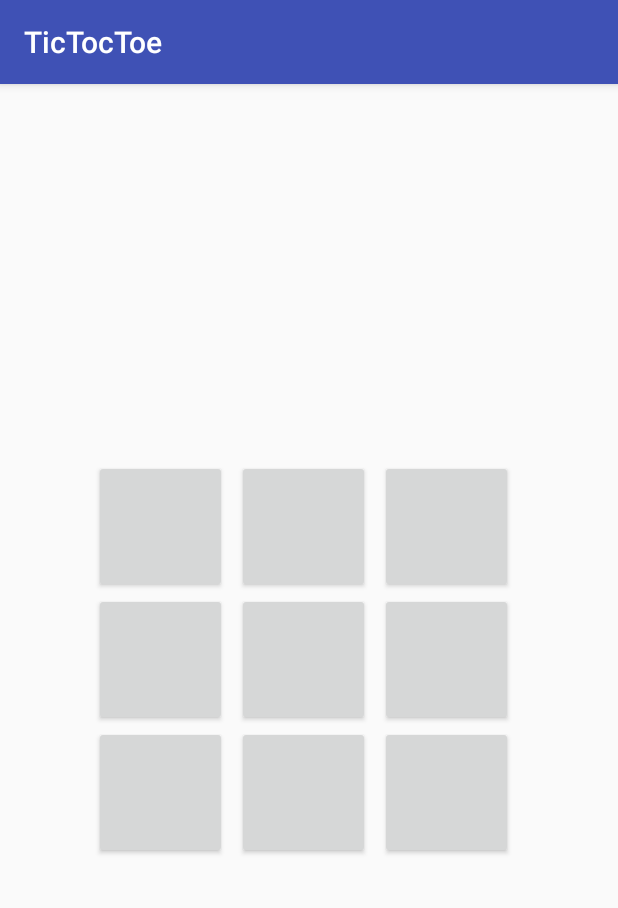
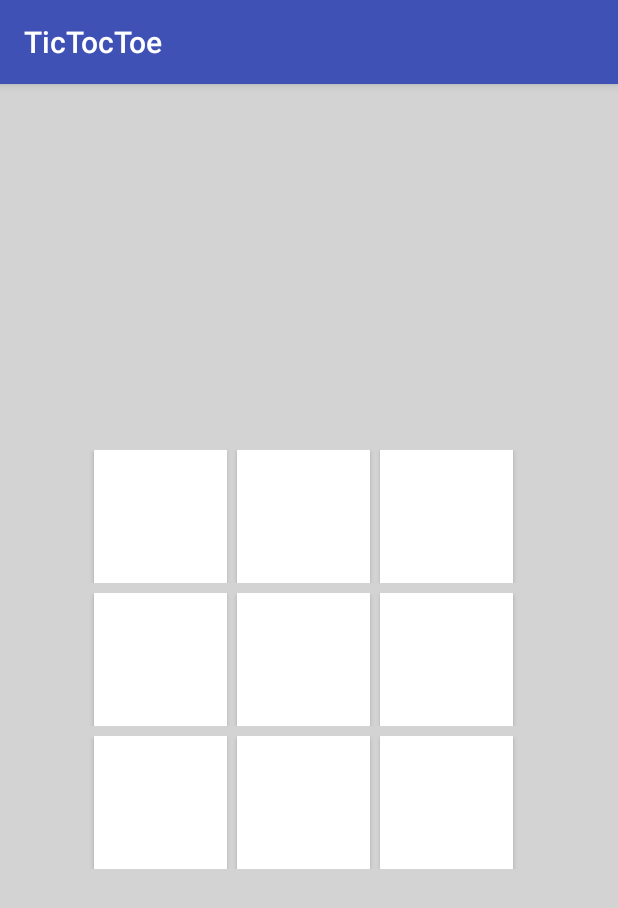
Before and after one commit to dev-tam/TicTacToe, an Android app: the screen it shows after launch (MainActivity), on a phone screen of 412 x 824 dp. Shown: the top 908 px of the screen. Run offline under Robolectric (Android 15) with nearby library versions, the phone set to English and light mode, and no system bars.

Commit message:
Color settings

```diff
--- a/app/src/main/java/net/torora/jtam/tictoctoe/MainActivity.kt
+++ b/app/src/main/java/net/torora/jtam/tictoctoe/MainActivity.kt
@@ -40,13 +40,13 @@ class MainActivity : AppCompatActivity() {
     fun playGame(cellID:Int, buSelected:Button){
         if (ActivePlayer == 1){
             buSelected.text="X"
-            buSelected.setBackgroundColor(Color.GREEN)
+            buSelected.setBackgroundResource(R.color.blue)
             player1.add(cellID)
             ActivePlayer=2
             autoPlay()
         }else{
             buSelected.text="O"
-            buSelected.setBackgroundColor(Color.BLUE)
+            buSelected.setBackgroundResource(R.color.darkgreen)
             player2.add(cellID)
             ActivePlayer=1
         }
--- a/app/src/main/res/layout/activity_main.xml
+++ b/app/src/main/res/layout/activity_main.xml
@@ -2,6 +2,7 @@
 <TableLayout
     xmlns:android="http://schemas.android.com/apk/res/android"
     android:gravity="center"
+    android:background="@color/whitebackground"
     xmlns:app="http://schemas.android.com/apk/res-auto"
     xmlns:tools="http://schemas.android.com/tools"
     android:layout_width="match_parent"
@@ -10,10 +11,12 @@
 
     <TableRow
         android:gravity="center"
+        android:layout_marginBottom="3pt"
         android:layout_width="match_parent"
         android:layout_height="match_parent" >
 
         <Button
+            android:background="@color/white"
             android:id="@+id/bu1"
             android:layout_width="40pt"
             android:layout_height="40pt"
@@ -21,6 +24,7 @@
             android:onClick="buClick" />
 
         <Button
+            android:background="@color/white"
             android:layout_marginRight="3pt"
             android:id="@+id/bu2"
             android:layout_width="40pt"
@@ -28,6 +32,7 @@
             android:onClick="buClick" />
 
         <Button
+            android:background="@color/white"
             android:layout_marginRight="3pt"
             android:id="@+id/bu3"
             android:layout_width="40pt"
@@ -36,11 +41,13 @@
     </TableRow>
 
     <TableRow
+        android:layout_marginBottom="3pt"
         android:gravity="center"
         android:layout_width="match_parent"
         android:layout_height="match_parent" >
 
         <Button
+            android:background="@color/white"
             android:layout_marginRight="3pt"
             android:id="@+id/bu4"
             android:layout_width="40pt"
@@ -48,6 +55,7 @@
             android:onClick="buClick" />
 
         <Button
+            android:background="@color/white"
             android:layout_marginRight="3pt"
             android:id="@+id/bu5"
             android:layout_width="40pt"
@@ -55,6 +63,7 @@
             android:onClick="buClick" />
 
         <Button
+            android:background="@color/white"
             android:layout_marginRight="3pt"
             android:id="@+id/bu6"
             android:layout_width="40pt"
@@ -68,6 +77,7 @@
         android:layout_height="match_parent" >
 
         <Button
+            android:background="@color/white"
             android:layout_marginRight="3pt"
             android:id="@+id/bu7"
             android:layout_width="40pt"
@@ -75,6 +85,7 @@
             android:onClick="buClick" />
 
         <Button
+            android:background="@color/white"
             android:layout_marginRight="3pt"
             android:id="@+id/bu8"
             android:layout_width="40pt"
@@ -82,6 +93,7 @@
             android:onClick="buClick" />
 
         <Button
+            android:background="@color/white"
             android:layout_marginRight="3pt"
             android:id="@+id/bu9"
             android:layout_width="40pt"
--- a/app/src/main/res/values/colors.xml
+++ b/app/src/main/res/values/colors.xml
@@ -3,4 +3,20 @@
     <color name="colorPrimary">#3F51B5</color>
     <color name="colorPrimaryDark">#303F9F</color>
     <color name="colorAccent">#FF4081</color>
+    <color name="blue"  >#FF33B5E5</color>
+    <color name="purple" >#FFAA66CC</color>
+    <color name="green" >#FF99CC00 </color>
+    <color name="orange"  >#FFFFBB33</color>
+    <color name="red"  >#FFFF4444</color>
+    <color name="darkblue"  >#FF0099CC</color>
+    <color name="darkpurple"  >#FF9933CC</color>
+    <color name="darkgreen"  >#FF669900</color>
+    <color name="darkorange"  >#FFFF8800</color>
+    <color name="darkred"  >#FFCC0000</color>
+    <color name="customeblue"  >#3b5998</color>
+    <color name="lowDarkfont"  >#5D070E07</color>
+    <color name="white" >#ffffff</color>
+    <color name="whiteback"  >#f9f9f9</color>
+    <color name="whitebackground"  >#d4d3d3</color>
+    <color name="black"  >#FF040303</color>
 </resources>
```
